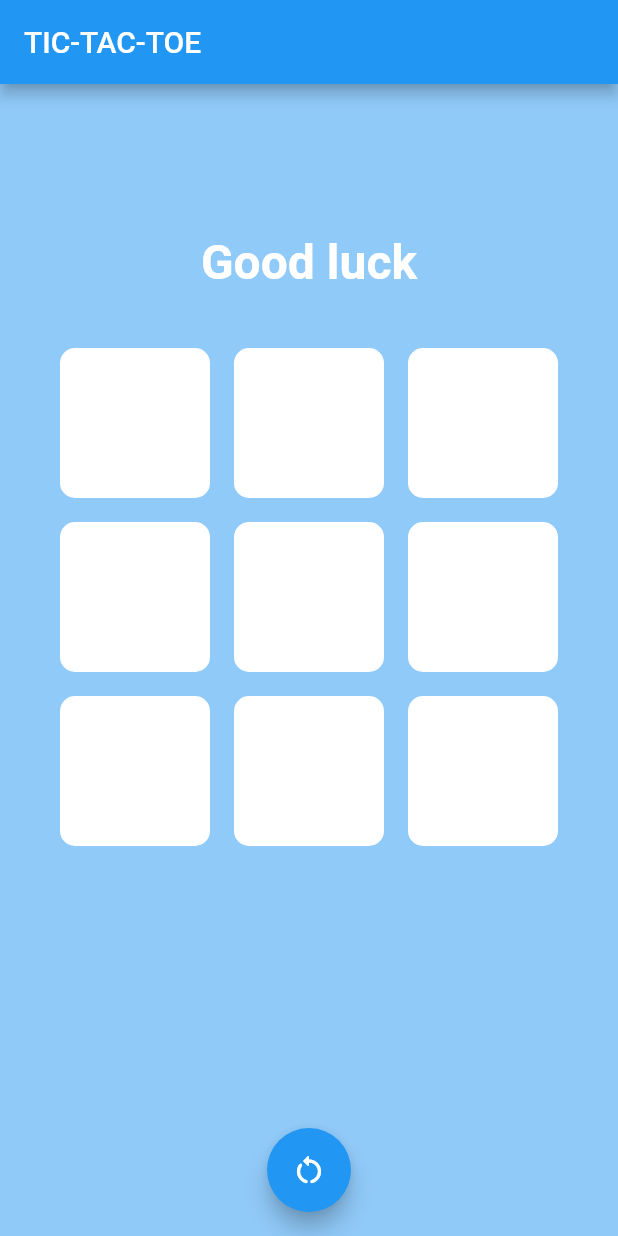
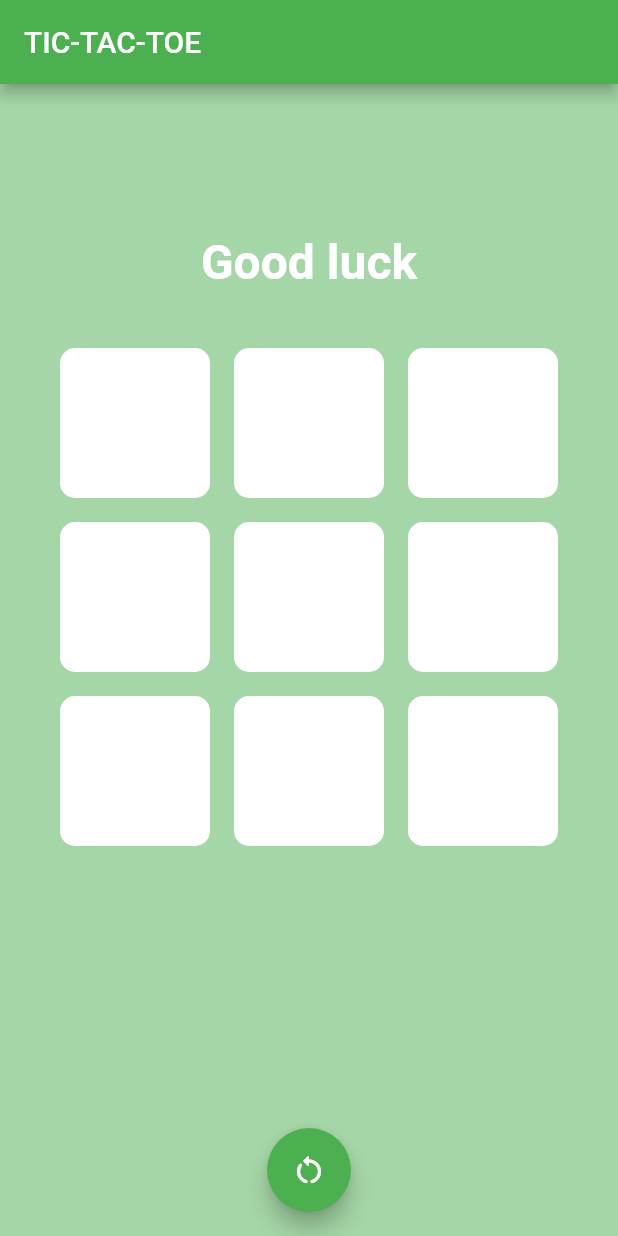
Before and after one commit to Itterum/tic_tac_toe, a Flutter app: the screen it shows after launch, on a phone screen of 412 x 824 dp. Run offline on Flutter 3.47's test engine with Material 2 defaults, Android fonts, the phone set to English and light mode, and no system bars.

Commit message:
change color theme

```diff
--- a/lib/game_screen.dart
+++ b/lib/game_screen.dart
@@ -19,13 +19,13 @@ class ItemProperties {
 Map<Items, ItemProperties> itemMap = {
   Items.X: ItemProperties(
     icon: Icons.clear,
-    bgColor: Colors.blue.shade300,
-    brColor: Colors.blue.shade300,
+    bgColor: Colors.green.shade300,
+    brColor: Colors.green.shade300,
   ),
   Items.O: ItemProperties(
     icon: Icons.circle_outlined,
-    bgColor: Colors.yellow.shade300,
-    brColor: Colors.yellow.shade300,
+    bgColor: Colors.red.shade300,
+    brColor: Colors.red.shade300,
   ),
 };
 
@@ -65,7 +65,7 @@ class _GameScreenState extends State<GameScreen> {
           ),
         ),
       ),
-      backgroundColor: Colors.blue.shade200,
+      backgroundColor: Colors.green.shade200,
       floatingActionButton: FloatingActionButton(
         onPressed: () {
           resetGame();
--- a/lib/main.dart
+++ b/lib/main.dart
@@ -10,8 +10,11 @@ class MainApp extends StatelessWidget {
 
   @override
   Widget build(BuildContext context) {
-    return const MaterialApp(
-      home: GameScreen(),
+    return MaterialApp(
+      home: const GameScreen(),
+      theme: ThemeData(
+        colorScheme: ColorScheme.fromSwatch(primarySwatch: Colors.green),
+      ),
     );
   }
 }
```
